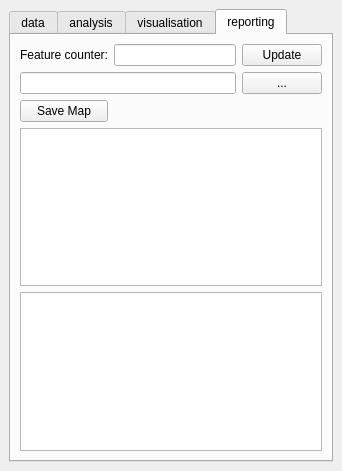
Qt form SpatialDecision/spatial_decision_dockwidget_base.ui (balazsdukai/GEO1005-StormManager) before a commit.
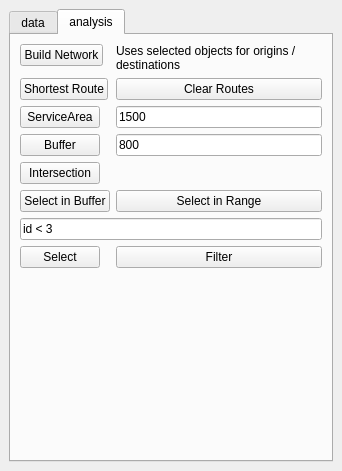
The same form after that commit. The open tabs and pages were chosen to show the change.

Commit message: Update GUI Update symbols Update base map

```diff
--- a/SpatialDecision/spatial_decision_dockwidget_base.ui
+++ b/SpatialDecision/spatial_decision_dockwidget_base.ui
@@ -204,62 +204,6 @@
         </item>
        </layout>
       </widget>
-      <widget class="QWidget" name="tab">
-       <attribute name="title">
-        <string>visualisation</string>
-       </attribute>
-      </widget>
-      <widget class="QWidget" name="visualisationTab">
-       <attribute name="title">
-        <string>reporting</string>
-       </attribute>
-       <layout class="QVBoxLayout" name="verticalLayout" stretch="0,0,0">
-        <item>
-         <layout class="QGridLayout" name="gridLayout_2" rowstretch="0,1,1" rowminimumheight="0,1,1">
-          <item row="0" column="0">
-           <widget class="QLabel" name="featureCounterLabel">
-            <property name="text">
-             <string>Feature counter:</string>
-            </property>
-           </widget>
-          </item>
-          <item row="0" column="2">
-           <widget class="QPushButton" name="featureCounterUpdateButton">
-            <property name="text">
-             <string>Update</string>
-            </property>
-           </widget>
-          </item>
-          <item row="1" column="2">
-           <widget class="QPushButton" name="saveMapPathButton">
-            <property name="text">
-             <string>...</string>
-            </property>
-           </widget>
-          </item>
-          <item row="2" column="0">
-           <widget class="QPushButton" name="saveMapButton">
-            <property name="text">
-             <string>Save Map</string>
-            </property>
-           </widget>
-          </item>
-          <item row="1" column="0" colspan="2">
-           <widget class="QLineEdit" name="saveMapPathEdit"/>
-          </item>
-          <item row="0" column="1">
-           <widget class="QLineEdit" name="featureCounterEdit"/>
-          </item>
-         </layout>
-        </item>
-        <item>
-         <widget class="QListWidget" name="reportList"/>
-        </item>
-        <item>
-         <widget class="QTableWidget" name="statisticsTable"/>
-        </item>
-       </layout>
-      </widget>
      </widget>
     </item>
    </layout>
```
Left out of the diff: 6 changed lines with no effect on the pictures. The commit also changes 9 other files.
